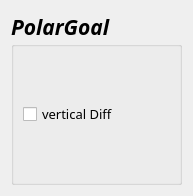
Old version of the form UI/polarGoalWidget.ui in the repository paulebieber/FoilBoXX.
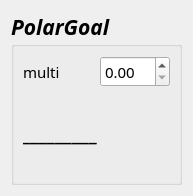
New version of the form.

Commit message: added biases to Goals

Diff of the .ui file:
```diff
--- a/UI/polarGoalWidget.ui
+++ b/UI/polarGoalWidget.ui
@@ -38,18 +38,37 @@
       <bool>false</bool>
      </property>
      <layout class="QGridLayout" name="gridLayout_12">
-      <item row="0" column="0" colspan="2">
-       <widget class="QCheckBox" name="checkBox_verticalDiff">
+      <item row="0" column="1">
+       <widget class="QDoubleSpinBox" name="doubleSpinBox_multi">
         <property name="font">
          <font>
-          <pointsize>10</pointsize>
+          <pointsize>11</pointsize>
           <weight>50</weight>
           <italic>false</italic>
           <bold>false</bold>
          </font>
         </property>
+       </widget>
+      </item>
+      <item row="0" column="0">
+       <widget class="QLabel" name="label">
+        <property name="font">
+         <font>
+          <pointsize>11</pointsize>
+          <weight>50</weight>
+          <italic>false</italic>
+          <bold>false</bold>
+         </font>
+        </property>
         <property name="text">
-         <string>vertical Diff</string>
+         <string>multi</string>
+        </property>
+       </widget>
+      </item>
+      <item row="1" column="0" colspan="2">
+       <widget class="QLabel" name="label_multi">
+        <property name="text">
+         <string>_________</string>
         </property>
        </widget>
       </item>
```
The commit also changes 14 other files.
